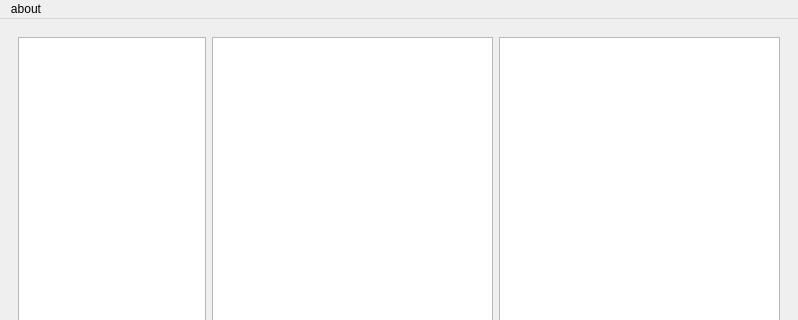
Above: DiffFrontend/mainwindow.ui from TheStalkerDen/lisp-semantic-diff before the change; both pictures show x 0 to 798 and y 0 to 320 of the 798 by 600 pixel window. Below: the same form after it.
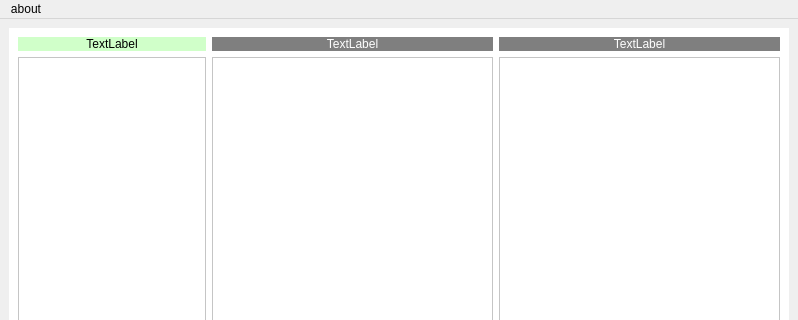
That is the form after the change. The open tabs and pages were chosen to show the change. Custom widgets are drawn as their Qt base class.

The edit to the form file:
```diff
--- a/DiffFrontend/mainwindow.ui
+++ b/DiffFrontend/mainwindow.ui
@@ -17,6 +17,9 @@
    <layout class="QGridLayout" name="gridLayout">
     <item row="0" column="0">
      <widget class="QStackedWidget" name="stackedWidget">
+      <property name="styleSheet">
+       <string notr="true">background-color: rgb(255, 255, 255);</string>
+      </property>
       <property name="currentIndex">
        <number>0</number>
       </property>
@@ -64,7 +67,20 @@
       </widget>
       <widget class="QWidget" name="diff_results_page">
        <layout class="QGridLayout" name="gridLayout_2">
-        <item row="0" column="0">
+        <item row="1" column="2">
+         <widget class="DiffViewer" name="diffViewer2">
+          <property name="sizePolicy">
+           <sizepolicy hsizetype="Expanding" vsizetype="Expanding">
+            <horstretch>3</horstretch>
+            <verstretch>0</verstretch>
+           </sizepolicy>
+          </property>
+          <property name="textInteractionFlags">
+           <set>Qt::TextSelectableByKeyboard|Qt::TextSelectableByMouse</set>
+          </property>
+         </widget>
+        </item>
+        <item row="1" column="0">
          <widget class="QTreeWidget" name="treeWidget">
           <property name="sizePolicy">
            <sizepolicy hsizetype="Expanding" vsizetype="Expanding">
@@ -82,7 +98,7 @@
           </column>
          </widget>
         </item>
-        <item row="0" column="1">
+        <item row="1" column="1">
          <widget class="DiffViewer" name="diffViewer1">
           <property name="sizePolicy">
            <sizepolicy hsizetype="Expanding" vsizetype="Expanding">
@@ -110,16 +126,45 @@
           </property>
          </widget>
         </item>
+        <item row="0" column="1">
+         <widget class="QLabel" name="filename1Label">
+          <property name="styleSheet">
+           <string notr="true">background-color: rgb(127, 127, 127);
+color: rgb(255, 255, 255);</string>
+          </property>
+          <property name="text">
+           <string>TextLabel</string>
+          </property>
+          <property name="alignment">
+           <set>Qt::AlignCenter</set>
+          </property>
+         </widget>
+        </item>
+        <item row="0" column="0">
+         <widget class="QLabel" name="currentModLabel">
+          <property name="styleSheet">
+           <string notr="true">background-color: rgb(208, 255, 201);
+color: rgb(0, 0, 0);</string>
+          </property>
+          <property name="text">
+           <string>TextLabel</string>
+          </property>
+          <property name="alignment">
+           <set>Qt::AlignCenter</set>
+          </property>
+         </widget>
+        </item>
         <item row="0" column="2">
-         <widget class="DiffViewer" name="diffViewer2">
-          <property name="sizePolicy">
-           <sizepolicy hsizetype="Expanding" vsizetype="Expanding">
-            <horstretch>3</horstretch>
-            <verstretch>0</verstretch>
-           </sizepolicy>
+         <widget class="QLabel" name="filename2Label">
+          <property name="styleSheet">
+           <string notr="true">background-color: rgb(127, 127, 127);
+color: rgb(255, 255, 255);</string>
           </property>
-          <property name="textInteractionFlags">
-           <set>Qt::TextSelectableByKeyboard|Qt::TextSelectableByMouse</set>
+          <property name="text">
+           <string>TextLabel</string>
+          </property>
+          <property name="alignment">
+           <set>Qt::AlignCenter</set>
           </property>
          </widget>
         </item>
```
Left out of the diff: 47 changed lines with no effect on the pictures.
